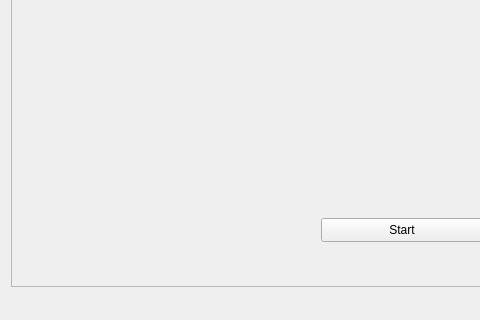
Qt form demoRMR/mainwindow.ui (pao3007/HMI02) before a commit; both pictures show x 0 to 480 and y 300 to 620 of the 788 by 620 pixel window.
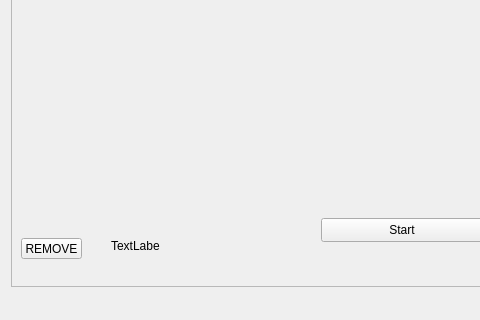
The same form after that commit.

```diff
--- a/demoRMR/mainwindow.ui
+++ b/demoRMR/mainwindow.ui
@@ -15,7 +15,7 @@
   </property>
   <widget class="QWidget" name="centralWidget">
    <layout class="QGridLayout" name="gridLayout">
-    <item row="1" column="0">
+    <item row="0" column="0">
      <widget class="QFrame" name="frame">
       <property name="sizePolicy">
        <sizepolicy hsizetype="MinimumExpanding" vsizetype="Expanding">
@@ -73,6 +73,41 @@
         <string>Start</string>
        </property>
       </widget>
+      <widget class="QPushButton" name="pushButton_rem">
+       <property name="geometry">
+        <rect>
+         <x>10</x>
+         <y>510</y>
+         <width>61</width>
+         <height>21</height>
+        </rect>
+       </property>
+       <property name="toolTip">
+        <string/>
+       </property>
+       <property name="toolTipDuration">
+        <number>10</number>
+       </property>
+       <property name="whatsThis">
+        <string/>
+       </property>
+       <property name="text">
+        <string>REMOVE</string>
+       </property>
+      </widget>
+      <widget class="QLabel" name="label">
+       <property name="geometry">
+        <rect>
+         <x>100</x>
+         <y>510</y>
+         <width>49</width>
+         <height>16</height>
+        </rect>
+       </property>
+       <property name="text">
+        <string>TextLabel</string>
+       </property>
+      </widget>
      </widget>
     </item>
    </layout>
```
